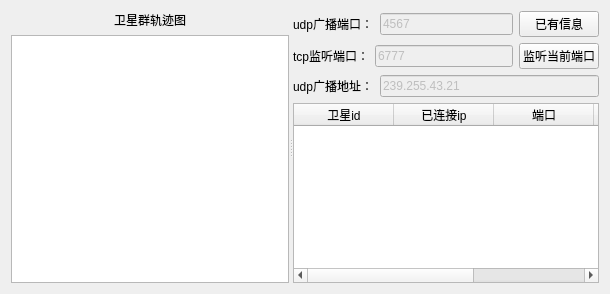
Old version of the form server.ui in the repository VictorySong/ls.
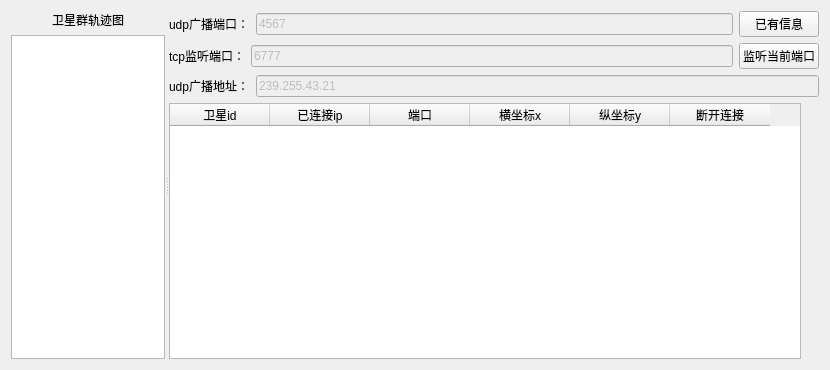
New version of the form.

Commit message: 增加从中控端断开连接，将卫星连接/断开信号发送到手机端

```diff
--- a/server.ui
+++ b/server.ui
@@ -6,8 +6,8 @@
    <rect>
     <x>0</x>
     <y>0</y>
-    <width>610</width>
-    <height>294</height>
+    <width>830</width>
+    <height>370</height>
    </rect>
   </property>
   <property name="windowTitle">
@@ -34,6 +34,24 @@
       </layout>
      </widget>
      <widget class="QWidget" name="widget_2" native="true">
+      <property name="sizePolicy">
+       <sizepolicy hsizetype="Fixed" vsizetype="Preferred">
+        <horstretch>0</horstretch>
+        <verstretch>0</verstretch>
+       </sizepolicy>
+      </property>
+      <property name="minimumSize">
+       <size>
+        <width>650</width>
+        <height>0</height>
+       </size>
+      </property>
+      <property name="maximumSize">
+       <size>
+        <width>650</width>
+        <height>16777215</height>
+       </size>
+      </property>
       <layout class="QVBoxLayout" name="verticalLayout">
        <item>
         <layout class="QHBoxLayout" name="horizontalLayout">
@@ -150,6 +168,24 @@
        </item>
        <item>
         <widget class="QTableWidget" name="tableWidget">
+         <property name="sizePolicy">
+          <sizepolicy hsizetype="Fixed" vsizetype="Expanding">
+           <horstretch>0</horstretch>
+           <verstretch>0</verstretch>
+          </sizepolicy>
+         </property>
+         <property name="minimumSize">
+          <size>
+           <width>632</width>
+           <height>0</height>
+          </size>
+         </property>
+         <property name="maximumSize">
+          <size>
+           <width>632</width>
+           <height>16777215</height>
+          </size>
+         </property>
          <column>
           <property name="text">
            <string>卫星id</string>
@@ -175,6 +211,11 @@
            <string>纵坐标y</string>
           </property>
          </column>
+         <column>
+          <property name="text">
+           <string>断开连接</string>
+          </property>
+         </column>
         </widget>
        </item>
       </layout>
```
The commit also changes 4 other files.
